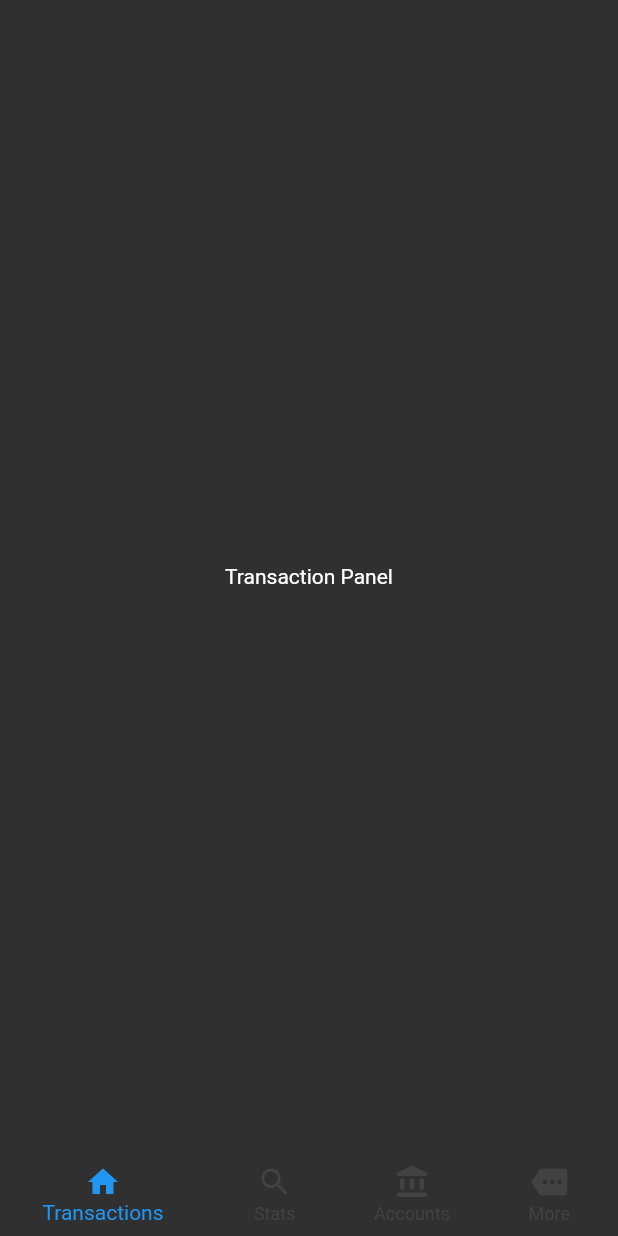
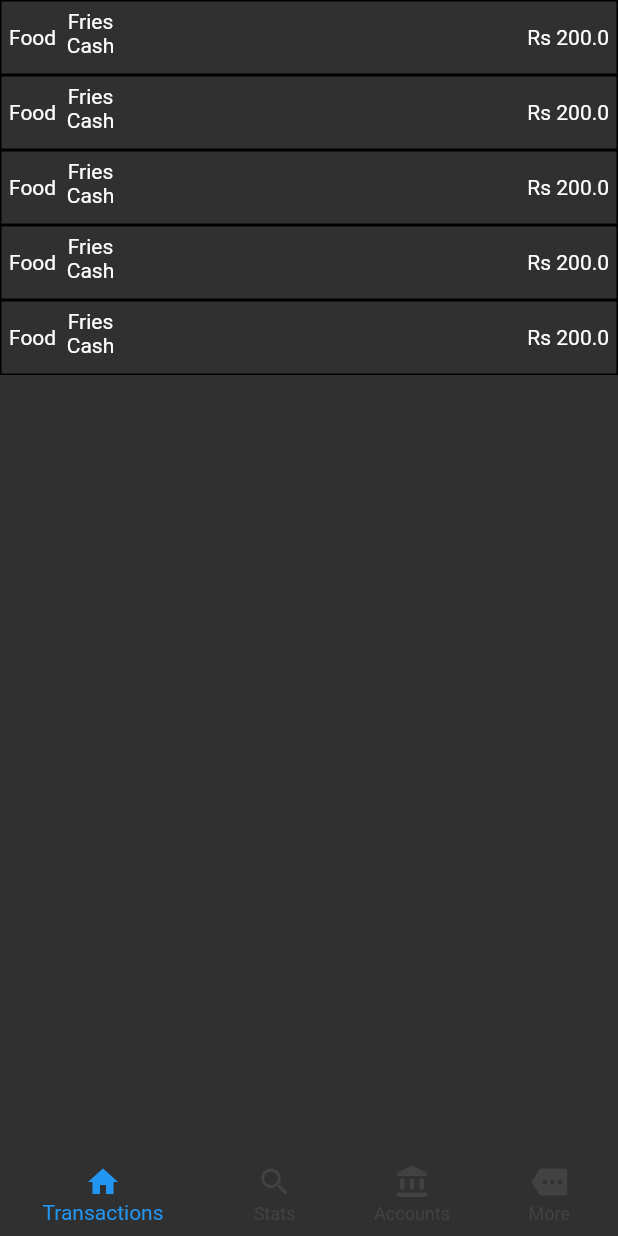
Before and after one commit to sameerstg/ProductiveMe-Flutter, a Flutter app: the TransactionPanel screen opened by its route, on a phone screen of 412 x 824 dp. Run offline on Flutter 3.47's test engine with Material 2 defaults, Android fonts, the phone set to English and light mode, and no system bars.

Commit message:
Transaction panel created and some work in others

```diff
--- a/lib/pages/more.dart
+++ b/lib/pages/more.dart
@@ -33,7 +33,7 @@ class More extends StatelessWidget {
 
         }),
       ),
-      bottomNavigationBar: const BottomNavigator(),
+      bottomNavigationBar: const BottomNavigator(index: 3),
     );
   }
 }
--- a/lib/pages/stats.dart
+++ b/lib/pages/stats.dart
@@ -14,7 +14,7 @@ class _StatPanelState extends State<StatPanel> {
   Widget build(BuildContext context) {
     return const Scaffold(
       body: Center(child: Text("Stats")),
-      bottomNavigationBar: BottomNavigator(),
+      bottomNavigationBar: BottomNavigator(index: 1),
     );
   }
 }
--- a/lib/pages/transaction_panel.dart
+++ b/lib/pages/transaction_panel.dart
@@ -17,12 +17,56 @@ class _TransactionPanelState extends State<TransactionPanel> {
   late int index;
   @override
   Widget build(BuildContext context) {
-    return const Scaffold(
-        body:  Center(
-          child: Text("Transaction Panel"),
+    return  Scaffold(
+        body:  Column(
+         children: const [
+          Slot(category: "Food", note: "Fries", account: "Cash", amount: 200),
+           Slot(category: "Food", note: "Fries", account: "Cash", amount: 200),
+           Slot(category: "Food", note: "Fries", account: "Cash", amount: 200),
+           Slot(category: "Food", note: "Fries", account: "Cash", amount: 200),
+           Slot(category: "Food", note: "Fries", account: "Cash", amount: 200),
+         ],
 
-        ),bottomNavigationBar :  BottomNavigator(),
+        )
+
+      ,bottomNavigationBar :  const BottomNavigator(index: 0),
 
     );
   }
 }
+class Slot extends StatelessWidget {
+  const Slot({Key? key, required this.category, required this.note, required this.account, required this.amount}) : super(key: key);
+  final String category;
+  final String note;
+  final String account;
+  final double amount;
+  @override
+  Widget build(BuildContext context) {
+    return Container(padding: EdgeInsets.all(5),decoration: BoxDecoration(shape: BoxShape.rectangle,border: Border.all(width: 1)),
+      height: 50,
+      child: Row(mainAxisAlignment: MainAxisAlignment.spaceBetween,
+        crossAxisAlignment: CrossAxisAlignment.center,
+        children: [
+          Container(/*color: Colors.red,*/
+
+             child: Text(category),
+          ),Container(width: 300,/*,color: Colors.blue*/alignment: Alignment.centerLeft,child: Column(
+
+            children: [
+
+              Container(child: Text(note)),
+
+              Container(child: Text(account)),
+
+            ],
+          ), ),
+
+         Container(/*color: Colors.red,*/
+
+             child: Text("Rs $amount"),
+          ),
+        ],
+      ),
+    );
+  }
+}
--- a/lib/widgets/bottom_navigator.dart
+++ b/lib/widgets/bottom_navigator.dart
@@ -6,18 +6,32 @@ import 'package:flutter/material.dart';
 import '../utils/routes.dart';
 
 class BottomNavigator extends StatefulWidget {
-  const BottomNavigator({Key? key}) : super(key: key);
+   const BottomNavigator({Key? key,required this.index}) : super(key: key);
+
+  final int index;
 
   @override
   State<BottomNavigator> createState() => _BottomNavigatorState();
 }
 
 class _BottomNavigatorState extends State<BottomNavigator> {
-  final int selectedIndex = 0;
+
+
+
+
   @override
   Widget build(BuildContext context) {
     return BottomNavigationBar(
+      onTap: (value) => {
+        changeTab(value),
+
+
+
+
+
+      },
       showUnselectedLabels: true,
+      currentIndex: 0,
 
       items: const <BottomNavigationBarItem>[
         BottomNavigationBarItem(
@@ -39,26 +53,23 @@ class _BottomNavigatorState extends State<BottomNavigator> {
         ),
       ],
       // currentIndex: _selectedIndex,
-      selectedItemColor: Colors.blue,
-
-      onTap: (value) => {
-
-        changeTab(value)
 
 
 
-        // if(value ==0){Navigator.pushNamed(context, Routes.transaction)}
-        //
-        // else if(value ==1){Navigator.pushNamed(context, Routes.stats)}
-        // else if(value ==2){Navigator.pushNamed(context, Routes.accounts) }
-        // else if(value ==3){Navigator.pushNamed(context, Routes.more)}
+      selectedItemColor: Colors.blue,
 
-      },
+
     );
   }
   void changeTab(int index) {
     setState(() {
 
+
+        if(index ==0){Navigator.pushNamed(context, Routes.transaction);}
+
+        else if(index==1){Navigator.pushNamed(context, Routes.stats);}
+        else if(index ==2){Navigator.pushNamed(context, Routes.accounts);}
+        else if(index ==3){Navigator.pushNamed(context, Routes.more);}
     });
   }
 }
```
Also changed, not shown: lib/pages/account.dart (+15 -14 lines).
